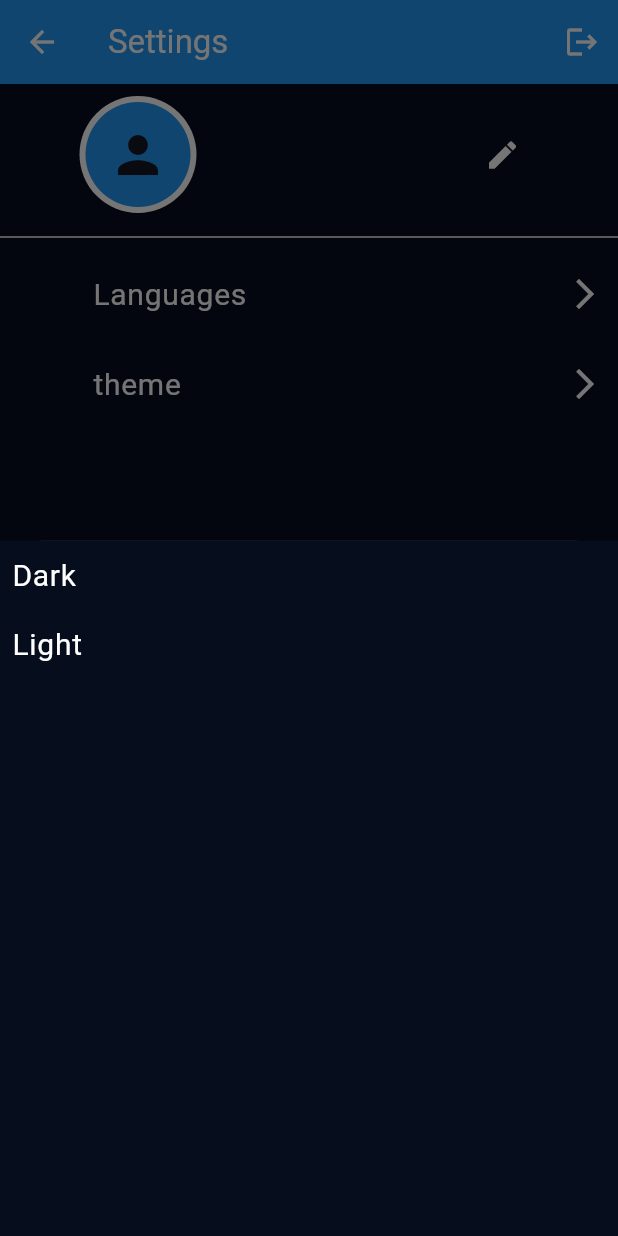
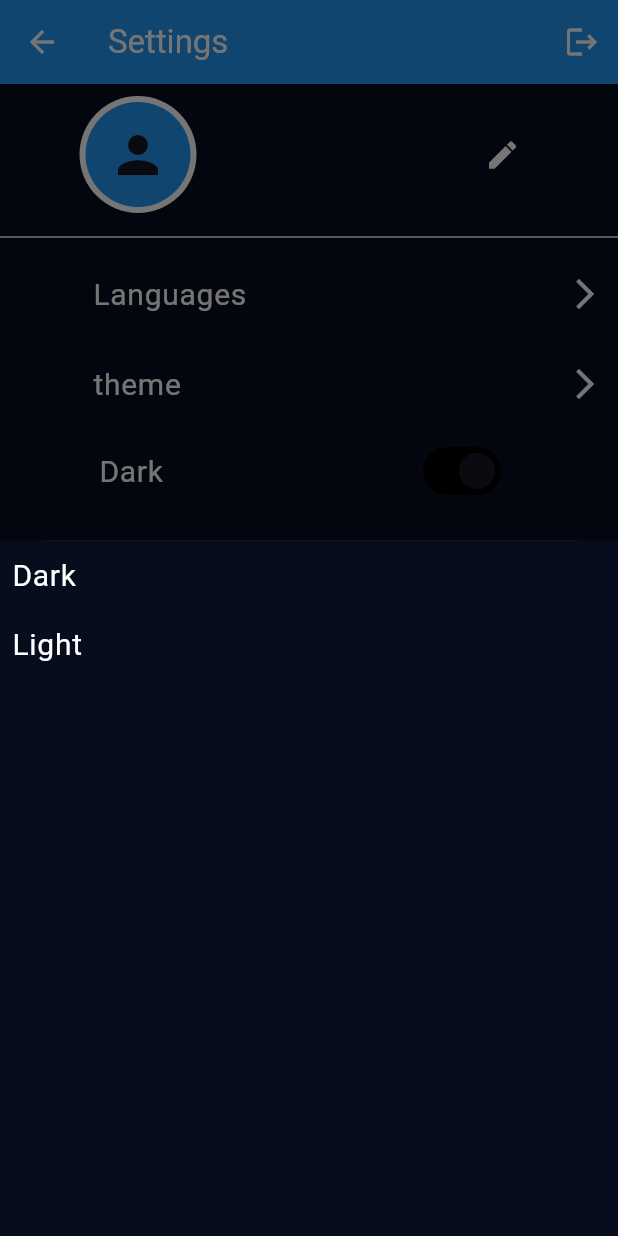
Before and after one commit to ahmaddamr/note-it, a Flutter app: the SettingsScreen screen opened directly, after a tap on "theme", on a phone screen of 412 x 824 dp. Run offline on Flutter 3.47's test engine with Material 3 defaults, Android fonts, the phone set to English and light mode, and no system bars; our stand-ins replace cherry_toast, cloud_firestore, easy_date_timeline, easy_localization, firebase_auth, firebase_core and 3 more; accounts and stored records are empty; network calls fail.

Commit message:
add change theme with a switch

```diff
--- a/lib/modules/home/settings/screen/settings_screen.dart
+++ b/lib/modules/home/settings/screen/settings_screen.dart
@@ -179,11 +179,12 @@ class SettingsScreen extends StatelessWidget {
                             Padding(
                               padding: const EdgeInsets.all(8.0),
                               child: InkWell(
-                                onTap: () async{
+                                onTap: () async {
                                   var provider = Provider.of<MainProvider>(
                                       context,
                                       listen: false);
-                                await  provider.changetheme(AppTheme().darkTheme);
+                                  await provider
+                                      .changetheme(AppTheme().darkTheme);
                                   log('change');
                                 },
                                 child: Text(
@@ -200,12 +201,12 @@ class SettingsScreen extends StatelessWidget {
                             Padding(
                               padding: const EdgeInsets.all(8.0),
                               child: InkWell(
-                                onTap: () async{
+                                onTap: () async {
                                   var provider = Provider.of<MainProvider>(
                                       context,
                                       listen: false);
-                                  await provider.changetheme(AppTheme().lightTheme);
-
+                                  await provider
+                                      .changetheme(AppTheme().lightTheme);
                                 },
                                 child: Text(
                                   'Light',
@@ -217,7 +218,7 @@ class SettingsScreen extends StatelessWidget {
                                           fontWeight: FontWeight.normal),
                                 ),
                               ),
-                            )
+                            ),
                           ],
                         ),
                       );
@@ -228,6 +229,25 @@ class SettingsScreen extends StatelessWidget {
                     img:
                         'https://cdn-icons-png.flaticon.com/128/12180/12180682.png',
                     txt: 'theme'),
+              ),
+              Padding(
+                padding: const EdgeInsets.symmetric(horizontal: 50.0),
+                child: ListTile(
+                  title: Text(
+                    'Dark',
+                    style: Theme.of(context)
+                        .textTheme
+                        .bodyLarge!
+                        .copyWith(fontSize: 20, fontWeight: FontWeight.normal),
+                  ),
+                  trailing: Switch(
+                    value: provider.themeData == AppTheme().darkTheme,
+                    onChanged: (value) {
+                      provider.changetheme(
+                          value ? AppTheme().darkTheme : AppTheme().lightTheme);
+                    },
+                  ),
+                ),
               )
             ],
           ),
```
